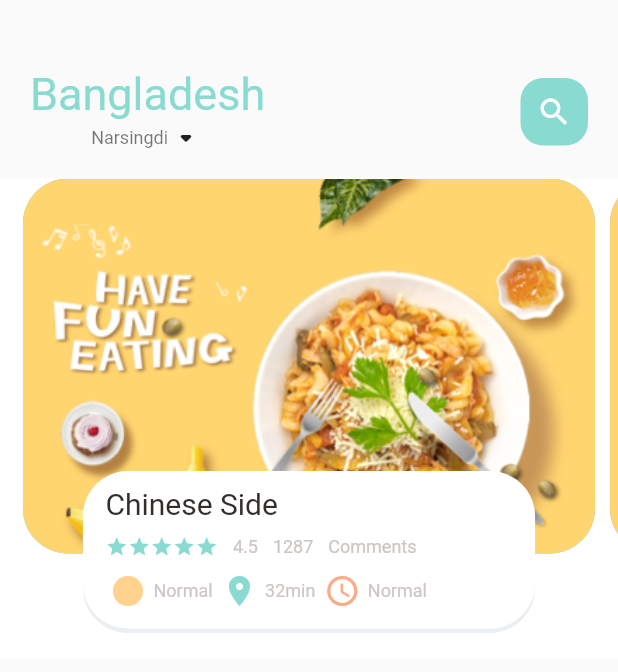
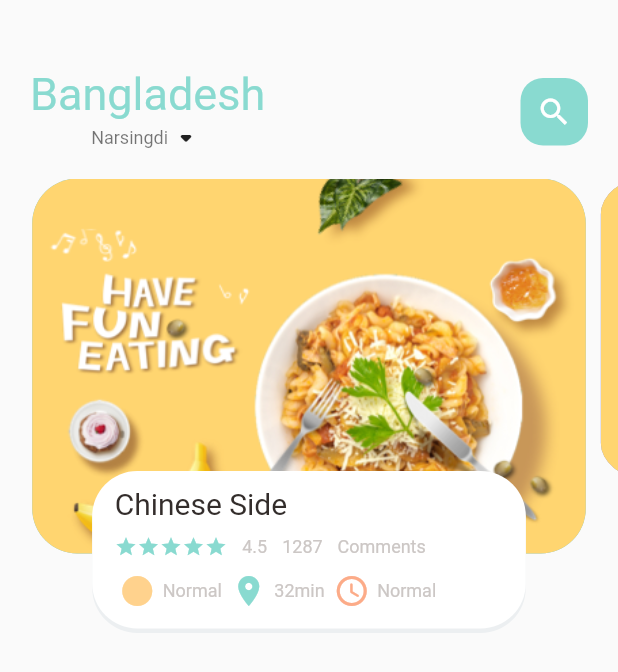
Before and after one commit to tonhom260/test, a Flutter app: the screen it shows after launch, on a phone screen of 412 x 824 dp. Shown: the top 672 px of the screen. Run offline on Flutter 3.47's test engine with Material 2 defaults, Android fonts, the phone set to English and light mode, and no system bars.

Commit message:
initial MyApplication Proj

```diff
--- a/lib/home/food_page_body.dart
+++ b/lib/home/food_page_body.dart
@@ -14,12 +14,32 @@ class FoodPageBody extends StatefulWidget {
 }
 
 class _FoodPageBodyState extends State<FoodPageBody> {
-  PageController pageController = PageController(viewportFraction: 0.95);
+  PageController pageController = PageController(viewportFraction: 0.92);
+  var _currPageValue=0.0;
+  double _scaleFactor=0.8;
+
+
+  @override
+  void initState() {
+    super.initState();
+    pageController.addListener(() {
+      setState(() {
+        _currPageValue = pageController.page!;
+      });
+    });
+  }
+
+
+  @override
+  void dispose() {
+    super.dispose();
+    pageController.dispose();
+  }
 
   @override
   Widget build(BuildContext context) {
     return Container(
-      color: Colors.white,
+      // color: Colors.white,
       height: 320,
       child: PageView.builder(
           controller: pageController,
@@ -31,7 +51,27 @@ class _FoodPageBodyState extends State<FoodPageBody> {
   }
 
   Widget _buildPageItem(int index) {
-    return Stack(
+    Matrix4 matrix = new Matrix4.identity();
+    if(index == _currPageValue.floor()){
+      var currScale = 1-(_currPageValue-index)*(1-_scaleFactor);
+      matrix = Matrix4.diagonal3Values(1, currScale, 1);
+      // print('currScale/c1 = $currScale');
+      // print('index/c1 = $index');
+    }else if(index ==_currPageValue.floor()+1){
+      var currScale = _scaleFactor+(_currPageValue-index+1)*(1-_scaleFactor);
+      matrix = Matrix4.diagonal3Values(1, currScale, 1);
+      // print('currScale = $currScale');
+      // print('index = $index');
+    }else if(index ==_currPageValue.floor()+2){
+      matrix = Matrix4.diagonal3Values(1, 0.8, 1);
+    }else {
+      var currScale = _scaleFactor+(_currPageValue-index-1)*(1-_scaleFactor);
+      matrix = Matrix4.diagonal3Values(1, currScale, 1);
+    }
+      return
+       Transform(
+         transform: matrix,
+         child: Stack(
           children: [
             Container(
               height: 250,
@@ -108,6 +148,8 @@ class _FoodPageBodyState extends State<FoodPageBody> {
                   ),
                 )),
           ],
+      ),
        );
+
   }
 }
```
Lines whose indentation alone changed are shown as unchanged.
